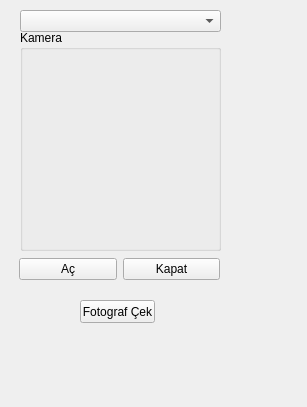
Qt form UI/FaceDetection.ui (VEKTORELPYTHON22PROJELER/efendi) before a commit.
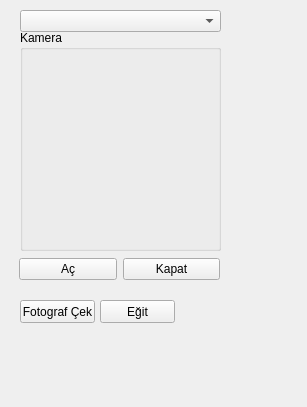
The same form after that commit.

```diff
--- a/UI/FaceDetection.ui
+++ b/UI/FaceDetection.ui
@@ -68,7 +68,7 @@
   <widget class="QPushButton" name="btTake">
    <property name="geometry">
     <rect>
-     <x>80</x>
+     <x>20</x>
      <y>300</y>
      <width>75</width>
      <height>23</height>
@@ -88,6 +88,19 @@
     </rect>
    </property>
   </widget>
+  <widget class="QPushButton" name="btEgit">
+   <property name="geometry">
+    <rect>
+     <x>100</x>
+     <y>300</y>
+     <width>75</width>
+     <height>23</height>
+    </rect>
+   </property>
+   <property name="text">
+    <string>Eğit</string>
+   </property>
+  </widget>
  </widget>
  <resources/>
  <connections/>
```
